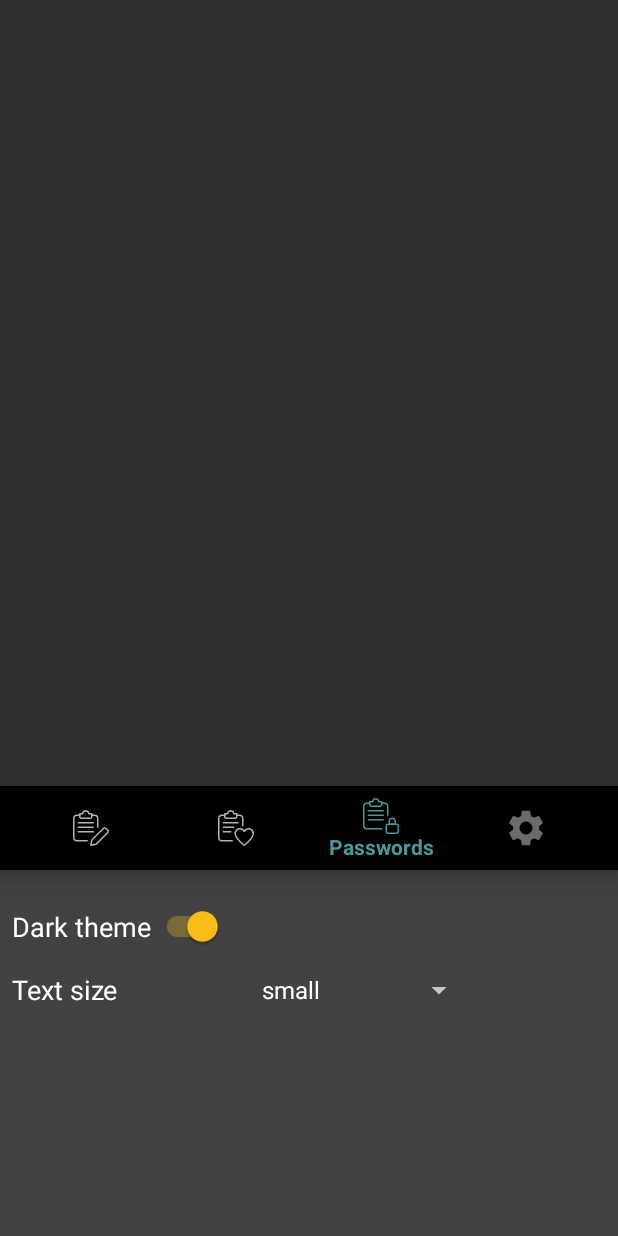
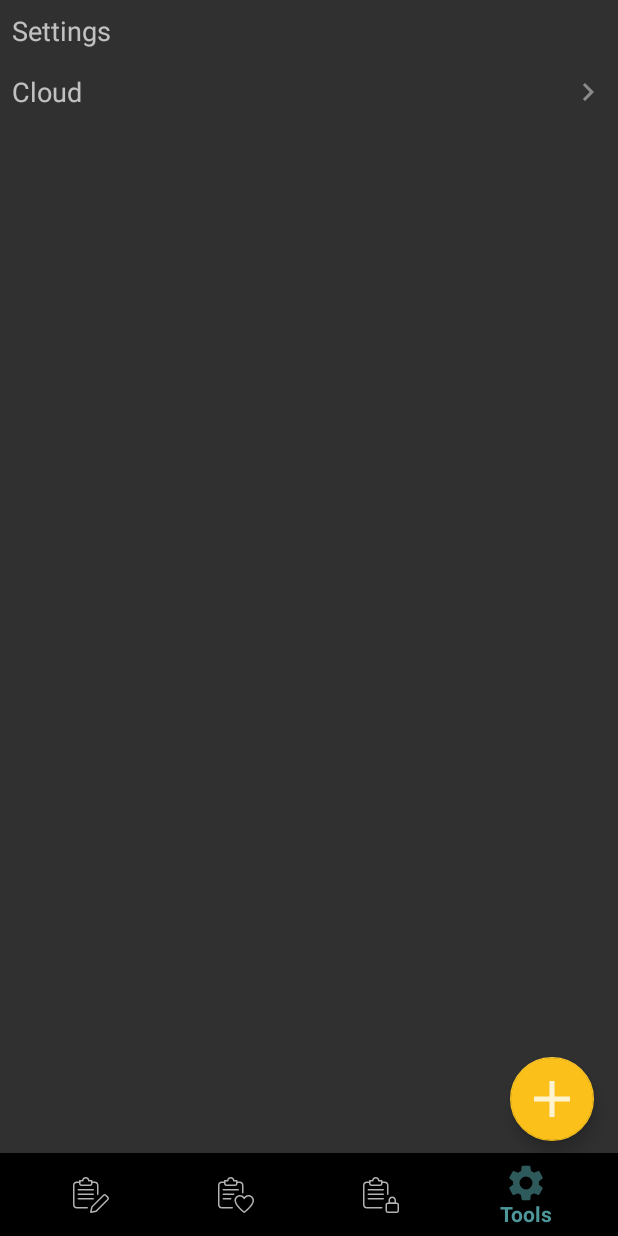
Before and after one commit to maxdexter84/MyNotePad, an Android app: the screen it shows after launch (NoteListActivity), item 4 of the bottom bar chosen, on a phone screen of 412 x 824 dp. Run offline under Robolectric (Android 15) with nearby library versions, the phone set to English and light mode, and no system bars; our stand-ins replace Room's generated code, data binding.

```diff
--- a/app/build.gradle
+++ b/app/build.gradle
@@ -38,6 +38,7 @@ dependencies {
     //noinspection GradleCompatible
     implementation 'androidx.appcompat:appcompat:1.2.0'
     implementation 'androidx.constraintlayout:constraintlayout:2.0.1'
+    implementation 'androidx.lifecycle:lifecycle-viewmodel-ktx:2.2.0'
     testImplementation 'junit:junit:4.13'
     //noinspection GradleCompatible
     androidTestImplementation 'androidx.test.ext:junit:1.1.2'
@@ -63,4 +64,9 @@ dependencies {
 
 //    После добавления FireStore в проект столкнемся с превышением лимита количества методов для .dex-файлов. Чтобы решить эту проблему, необходимо добавить в проект поддержку MultiDex. Для этого добавим еще одну зависимость в build.gradle уровня модуля:
     implementation 'com.android.support:multidex:1.0.3'
+
+
+    //Navigation
+    implementation 'androidx.navigation:navigation-fragment-ktx:2.3.0'
+    implementation 'androidx.navigation:navigation-ui-ktx:2.3.0'
 }
--- a/app/src/main/java/com/maxdexter/mynote/NoteListActivity.java
+++ b/app/src/main/java/com/maxdexter/mynote/NoteListActivity.java
@@ -26,6 +26,7 @@ import com.maxdexter.mynote.data.Note;
 import com.maxdexter.mynote.data.NotePad;
 import com.maxdexter.mynote.ui.fragments.DetailFragment;
 import com.maxdexter.mynote.ui.fragments.NoteListFragment;
+import com.maxdexter.mynote.ui.fragments.settings.SettingsFragment;
 
 import java.util.ArrayList;
 
@@ -156,11 +157,12 @@ public class NoteListActivity extends AppCompatActivity implements NoteListFragm
                         type = DetailFragment.NOTE_TYPE_PASSWORD;
                         initFragmentList(type);
                         return true;
-                    case R.id.tools:
-                        if(bottomSheetBehavior.getState() == BottomSheetBehavior.STATE_COLLAPSED){
-                            bottomSheetBehavior.setState(BottomSheetBehavior.STATE_EXPANDED);
-                        }else bottomSheetBehavior.setState(BottomSheetBehavior.STATE_COLLAPSED);
-                        return false;
+                    case R.id.settingsFragment:
+                        getSupportFragmentManager().beginTransaction().replace(R.id.fragment_container, SettingsFragment.Companion.newInstance()).commit();
+//                        if(bottomSheetBehavior.getState() == BottomSheetBehavior.STATE_COLLAPSED){
+//                            bottomSheetBehavior.setState(BottomSheetBehavior.STATE_EXPANDED);
+//                        }else bottomSheetBehavior.setState(BottomSheetBehavior.STATE_COLLAPSED);
+                        return true;
                 }
                 return false;
             }
--- a/app/src/main/java/com/maxdexter/mynote/ui/fragments/NoteListFragment.java
+++ b/app/src/main/java/com/maxdexter/mynote/ui/fragments/NoteListFragment.java
@@ -198,7 +198,7 @@ public interface Callbacks{
         public void onSwiped(RecyclerView.ViewHolder viewHolder, int direction) {
             final int position = viewHolder.getAdapterPosition();
             if (direction == ItemTouchHelper.LEFT) {
-                Snackbar.make(Objects.requireNonNull(getView()), "Точно удалить?", Snackbar.LENGTH_LONG).setAction("Да", new View.OnClickListener() {
+                Snackbar.make(requireView(), "Точно удалить?", Snackbar.LENGTH_LONG).setAction("Да", new View.OnClickListener() {
                     @Override
                     public void onClick(View v) {
                         delItem(true, position);
--- /dev/null
+++ b/app/src/main/java/com/maxdexter/mynote/ui/fragments/settings/SettingsFragment.kt
@@ -0,0 +1,31 @@
+package com.maxdexter.mynote.ui.fragments.settings
+
+
+import android.os.Bundle
+import androidx.fragment.app.Fragment
+import android.view.LayoutInflater
+import android.view.View
+import android.view.ViewGroup
+import androidx.lifecycle.ViewModelProvider
+import com.maxdexter.mynote.R
+
+class SettingsFragment : Fragment() {
+
+    companion object {
+        fun newInstance() = SettingsFragment()
+    }
+
+    private lateinit var viewModel: SettingsViewModel
+
+    override fun onCreateView(inflater: LayoutInflater, container: ViewGroup?,
+                              savedInstanceState: Bundle?): View? {
+        return inflater.inflate(R.layout.settings_fragment, container, false)
+    }
+
+    override fun onActivityCreated(savedInstanceState: Bundle?) {
+        super.onActivityCreated(savedInstanceState)
+        viewModel = ViewModelProvider(this).get(SettingsViewModel::class.java)
+        // TODO: Use the ViewModel
+    }
+
+}
--- /dev/null
+++ b/app/src/main/java/com/maxdexter/mynote/ui/fragments/settings/SettingsViewModel.kt
@@ -0,0 +1,7 @@
+package com.maxdexter.mynote.ui.fragments.settings
+
+import androidx.lifecycle.ViewModel
+
+class SettingsViewModel : ViewModel() {
+    // TODO: Implement the ViewModel
+}
--- /dev/null
+++ b/app/src/main/res/drawable/ic_baseline_navigate_next_24.xml
@@ -0,0 +1,5 @@
+<vector android:height="24dp" android:tint="#8B8B8B"
+    android:viewportHeight="24" android:viewportWidth="24"
+    android:width="24dp" xmlns:android="http://schemas.android.com/apk/res/android">
+    <path android:fillColor="@android:color/white" android:pathData="M10,6L8.59,7.41 13.17,12l-4.58,4.59L10,18l6,-6z"/>
+</vector>
--- /dev/null
+++ b/app/src/main/res/layout/settings_fragment.xml
@@ -0,0 +1,47 @@
+<?xml version="1.0" encoding="utf-8"?>
+<layout xmlns:android="http://schemas.android.com/apk/res/android"
+    xmlns:app="http://schemas.android.com/apk/res-auto"
+    xmlns:tools="http://schemas.android.com/tools">
+
+    <data>
+
+    </data>
+
+    <androidx.constraintlayout.widget.ConstraintLayout
+        android:layout_width="match_parent"
+        android:layout_height="match_parent"
+        tools:context=".ui.fragments.settings.SettingsFragment">
+
+        <TextView
+            android:id="@+id/textView2"
+            android:layout_width="match_parent"
+            android:layout_height="wrap_content"
+            android:padding="8dp"
+            android:text="Settings"
+            android:textSize="18dp"
+            app:layout_constraintStart_toStartOf="parent"
+            app:layout_constraintTop_toTopOf="parent" />
+
+        <com.google.android.material.textview.MaterialTextView
+            android:id="@+id/materialTextView"
+            android:layout_width="0dp"
+            android:layout_height="wrap_content"
+            android:padding="8dp"
+            android:text="@string/cloud"
+            android:textSize="18dp"
+            app:layout_constraintEnd_toStartOf="@+id/appCompatImageView"
+            app:layout_constraintStart_toStartOf="parent"
+            app:layout_constraintTop_toBottomOf="@+id/textView2" />
+
+        <androidx.appcompat.widget.AppCompatImageView
+            android:id="@+id/appCompatImageView"
+            android:layout_width="wrap_content"
+            android:layout_height="wrap_content"
+            android:padding="8dp"
+            app:layout_constraintBottom_toBottomOf="@+id/materialTextView"
+            app:layout_constraintEnd_toEndOf="parent"
+            app:layout_constraintTop_toBottomOf="@+id/textView2"
+            app:srcCompat="@drawable/ic_baseline_navigate_next_24" />
+
+    </androidx.constraintlayout.widget.ConstraintLayout>
+</layout>
--- a/app/src/main/res/menu/bottom_navigation_menu.xml
+++ b/app/src/main/res/menu/bottom_navigation_menu.xml
@@ -14,9 +14,7 @@
         android:icon="@drawable/ic_files_and_folders"
         android:title="@string/password_note_title"/>
     <item
-        android:id="@+id/tools"
+        android:id="@+id/settingsFragment"
         android:icon="@drawable/settings_dark_icone"
         android:title="@string/tools" />
-
-
 </menu>
--- a/app/src/main/res/values/strings.xml
+++ b/app/src/main/res/values/strings.xml
@@ -24,6 +24,7 @@
     <string name="dummy_content" translatable="false">DUMMY\nCONTENT</string>
     <string name="back">BACK</string>
     <string name="text_size">Text size</string>
+    <string name="cloud">"Cloud "</string>
 
 
 </resources>
```
Also changed, not shown: app/src/main/java/com/maxdexter/mynote/repository/Repository.kt (added, +16 -0 lines), app/src/main/java/com/maxdexter/mynote/ui/fragments/firestore/FireStoreFragment.kt (added, +30 -0 lines), app/src/main/java/com/maxdexter/mynote/ui/fragments/firestore/FireStoreViewModel.kt (added, +7 -0 lines), app/src/main/res/layout/activity_main.xml (+7 -0 lines), app/src/main/res/layout/fire_store_fragment.xml (added, +13 -0 lines), 3 other files.
